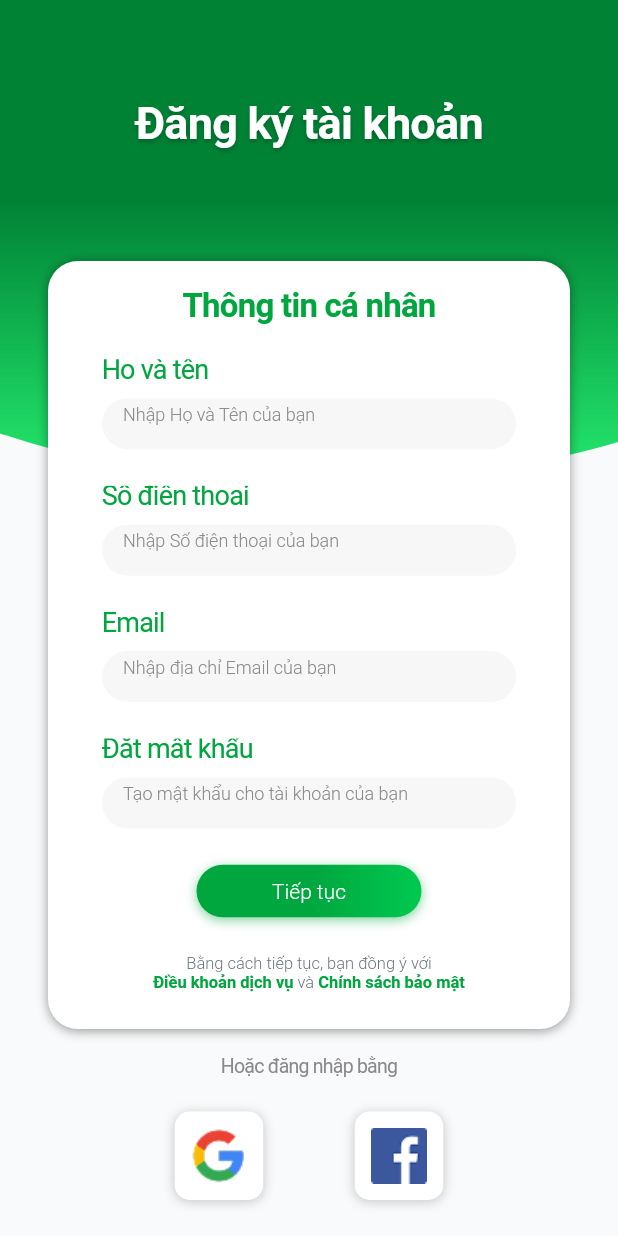
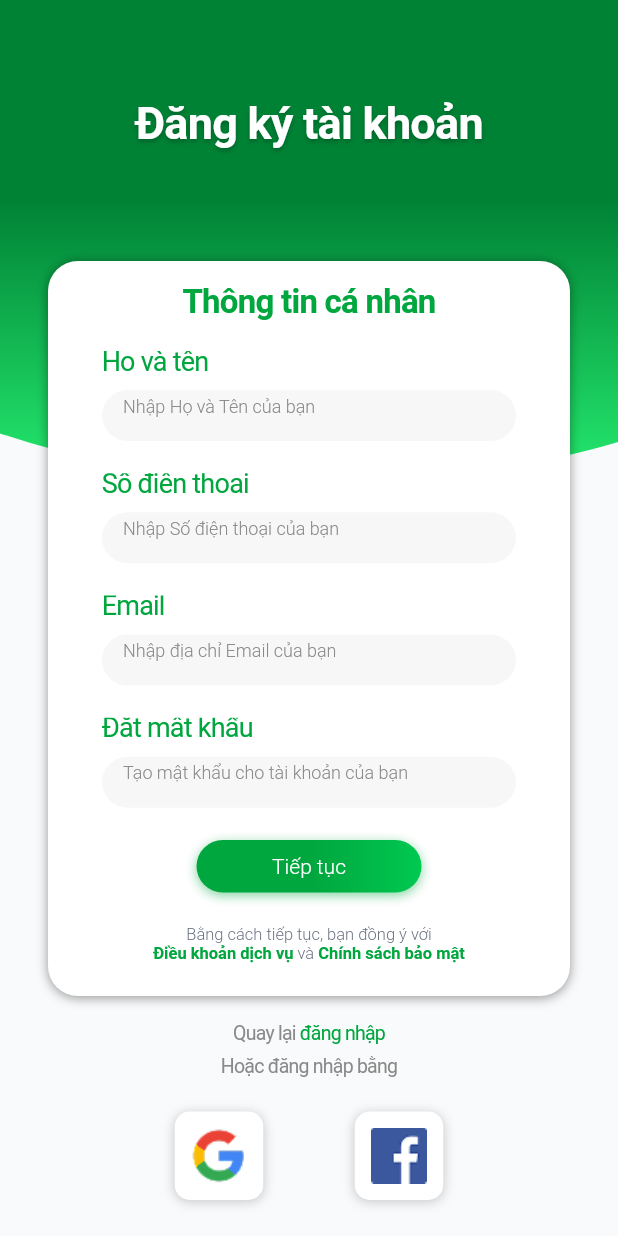
Before and after one commit to thinh55-hub/frontend_smartket, a Flutter app: the RegisterScreen screen opened directly, on a phone screen of 412 x 824 dp. Run offline on Flutter 3.47's test engine with Material 3 defaults, Android fonts, the phone set to English and light mode, and no system bars; our stand-ins replace flutter_svg, google_fonts, shared_preferences; accounts and stored records are empty; network calls fail; Roboto replaces fonts that are missing (Lexend Deca).

Commit message:
feat: added navigation among screens

```diff
--- a/lib/screens/register_screen.dart
+++ b/lib/screens/register_screen.dart
@@ -1,7 +1,9 @@
 import 'package:flutter/material.dart';
+import 'package:flutter/gestures.dart';
 import 'package:google_fonts/google_fonts.dart';
 
 import 'home_screen.dart';
+import 'login_screen.dart';
 import 'otp_verification_screen.dart';
 
 class RegisterScreen extends StatefulWidget {
@@ -16,6 +18,13 @@ class _RegisterScreenState extends State<RegisterScreen> {
   final _phoneController = TextEditingController();
   final _emailController = TextEditingController();
   final _passwordController = TextEditingController();
+  late TapGestureRecognizer _loginTapRecognizer;
+
+  @override
+  void initState() {
+    super.initState();
+    _loginTapRecognizer = TapGestureRecognizer()..onTap = _navigateToLogin;
+  }
 
   @override
   void dispose() {
@@ -23,6 +32,7 @@ class _RegisterScreenState extends State<RegisterScreen> {
     _phoneController.dispose();
     _emailController.dispose();
     _passwordController.dispose();
+    _loginTapRecognizer.dispose();
     super.dispose();
   }
 
@@ -253,8 +263,40 @@ class _RegisterScreenState extends State<RegisterScreen> {
                   ),
                 ),
 
+                // Phần "Quay lại đăng nhập"
+                const SizedBox(height: 16),
+                Text.rich(
+                  TextSpan(
+                    children: [
+                      TextSpan(
+                        text: 'Quay lại ',
+                        style: GoogleFonts.getFont(
+                          'Lexend Deca',
+                          color: const Color(0xFF8A8A8A),
+                          fontSize: 13,
+                          fontWeight: FontWeight.w400,
+                          height: 1.31,
+                          letterSpacing: -0.50,
+                        ),
+                      ),
+                      TextSpan(
+                        text: 'đăng nhập',
+                        style: GoogleFonts.getFont(
+                          'Lexend Deca',
+                          color: const Color(0xFF00A63E),
+                          fontSize: 13,
+                          fontWeight: FontWeight.w400,
+                          height: 1.31,
+                          letterSpacing: -0.50,
+                        ),
+                        recognizer: _loginTapRecognizer,
+                      ),
+                    ],
+                  ),
+                  textAlign: TextAlign.center,
+                ),
+                const SizedBox(height: 5),
                 // Phần "Hoặc đăng nhập bằng"
-                const SizedBox(height: 16),
                 Text(
                   'Hoặc đăng nhập bằng',
                   textAlign: TextAlign.center,
@@ -390,4 +432,10 @@ class _RegisterScreenState extends State<RegisterScreen> {
       MaterialPageRoute(builder: (_) => const HomeScreen(isLandscape: false)),
     );
   }
+
+  void _navigateToLogin() {
+    Navigator.of(context).pushReplacement(
+      MaterialPageRoute(builder: (_) => const LoginScreen()),
+    );
+  }
 }
```
Also changed, not shown: lib/screens/otp_verification_screen.dart (+6 -1 lines), lib/widgets/smartket_header_bar.dart (+8 -2 lines).
